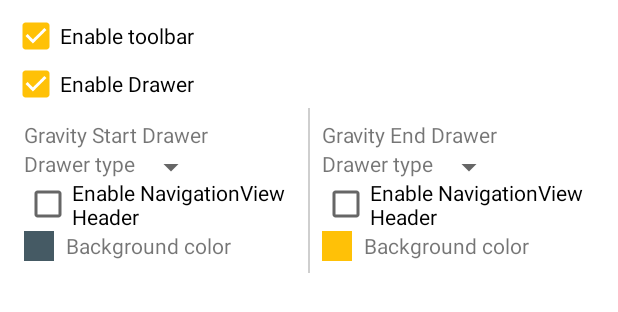
After one commit to ydrojen/underactivity, an Android app: the layout main.xml on its own in the app's theme, with its tools: preview values and no code run, on a phone screen of 412 x 824 dp. The commit adds this screen. Shown: the top 312 px of the screen. Run offline under Robolectric (Android 15) with nearby library versions, the phone set to English and light mode, and no system bars.

Commit message:
Main Sample xml

```diff
--- /dev/null
+++ b/sample/src/main/res/layout/main.xml
@@ -0,0 +1,168 @@
+<?xml version="1.0" encoding="utf-8"?>
+<android.support.v4.widget.NestedScrollView xmlns:android="http://schemas.android.com/apk/res/android"
+  android:layout_width="match_parent"
+  android:layout_height="match_parent">
+
+  <RelativeLayout
+    android:layout_width="match_parent"
+    android:layout_height="wrap_content"
+    android:padding="8dp">
+
+    <CheckBox
+      android:id="@+id/toolbar.enable"
+      android:layout_width="wrap_content"
+      android:layout_height="wrap_content"
+      android:text="@string/toolbar.enable"
+      android:checked="true"
+      android:layout_alignParentTop="true" />
+
+    <RelativeLayout
+      android:id="@+id/toolbar.configuration_container"
+      android:layout_width="match_parent"
+      android:layout_height="wrap_content"
+      android:layout_below="@+id/toolbar.enable">
+
+    </RelativeLayout>
+
+    <CheckBox
+      android:id="@+id/drawer.enable"
+      android:layout_width="wrap_content"
+      android:layout_height="wrap_content"
+      android:text="@string/drawer.enable"
+      android:checked="true"
+      android:layout_below="@+id/toolbar.configuration_container" />
+
+    <LinearLayout
+      android:id="@+id/drawer.configuration_container"
+      android:layout_width="match_parent"
+      android:layout_height="wrap_content"
+      android:orientation="horizontal"
+      android:layout_below="@+id/drawer.enable">
+
+      <RelativeLayout
+        android:layout_width="0dp"
+        android:layout_height="wrap_content"
+        android:layout_weight="1"
+        android:padding="8dp">
+        <TextView
+          android:id="@+id/drawer.start.title"
+          android:layout_width="wrap_content"
+          android:layout_height="wrap_content"
+          android:text="@string/drawer.start"
+          android:layout_alignParentTop="true" />
+
+        <TextView
+          android:id="@+id/drawer.start.type_selector.hint"
+          android:layout_width="wrap_content"
+          android:layout_height="wrap_content"
+          android:text="@string/drawer.type"
+          android:layout_below="@+id/drawer.start.title" />
+
+        <android.support.v7.widget.AppCompatSpinner
+          android:id="@+id/drawer.start.type_selector"
+          android:layout_width="wrap_content"
+          android:layout_height="wrap_content"
+          android:layout_below="@+id/drawer.start.title"
+          android:layout_toRightOf="@+id/drawer.start.type_selector.hint" />
+
+        <CheckBox
+          android:id="@+id/drawer.start.header"
+          android:layout_width="wrap_content"
+          android:layout_height="wrap_content"
+          android:text="@string/drawer.header"
+          android:layout_below="@+id/drawer.start.type_selector.hint" />
+
+
+
+        <LinearLayout
+          android:id="@+id/drawer.start.color.container"
+          android:layout_width="wrap_content"
+          android:layout_height="wrap_content"
+          android:layout_below="@+id/drawer.start.header"
+          android:gravity="center_vertical"
+          android:orientation="horizontal">
+
+          <View
+            android:id="@+id/drawer.start.color"
+            android:layout_height="20dp"
+            android:layout_width="20dp"
+            android:background="@color/primaryDarkColor"/>
+
+          <TextView
+            android:id="@+id/drawer.start.color.hint"
+            android:layout_marginLeft="8dp"
+            android:layout_width="wrap_content"
+            android:layout_height="wrap_content"
+            android:text="@string/drawer.color" />
+
+        </LinearLayout>
+      </RelativeLayout>
+
+      <View
+        android:layout_width="1dp"
+        android:layout_height="match_parent"
+        android:background="#30000000"/>
+
+      <RelativeLayout
+        android:layout_width="0dp"
+        android:layout_height="wrap_content"
+        android:layout_weight="1"
+        android:padding="8dp">
+        <TextView
+          android:id="@+id/drawer.end.title"
+          android:layout_width="wrap_content"
+          android:layout_height="wrap_content"
+          android:text="@string/drawer.end"
+          android:layout_alignParentTop="true" />
+
+        <TextView
+          android:id="@+id/drawer.end.type_selector.hint"
+          android:layout_width="wrap_content"
+          android:layout_height="wrap_content"
+          android:text="@string/drawer.type"
+          android:layout_below="@+id/drawer.end.title" />
+
+        <android.support.v7.widget.AppCompatSpinner
+          android:id="@+id/drawer.end.type_selector"
+          android:layout_width="wrap_content"
+          android:layout_height="wrap_content"
+          android:layout_below="@+id/drawer.end.title"
+          android:layout_toRightOf="@+id/drawer.end.type_selector.hint" />
+
+        <CheckBox
+          android:id="@+id/drawer.end.header"
+          android:layout_width="wrap_content"
+          android:layout_height="wrap_content"
+          android:text="@string/drawer.header"
+          android:layout_below="@+id/drawer.end.type_selector.hint" />
+
+        <LinearLayout
+          android:id="@+id/drawer.end.color.container"
+          android:layout_width="wrap_content"
+          android:layout_height="wrap_content"
+          android:layout_below="@+id/drawer.end.header"
+          android:gravity="center_vertical"
+          android:orientation="horizontal">
+
+          <View
+            android:id="@+id/drawer.end.color"
+            android:layout_height="20dp"
+            android:layout_width="20dp"
+            android:background="@color/accentColor"/>
+
+          <TextView
+            android:id="@+id/drawer.end.color.hint"
+            android:layout_marginLeft="8dp"
+            android:layout_width="wrap_content"
+            android:layout_height="wrap_content"
+            android:text="@string/drawer.color" />
+
+        </LinearLayout>
+
+        <!-- bg color -->
+      </RelativeLayout>
+
+    </LinearLayout>
+  </RelativeLayout>
+
+</android.support.v4.widget.NestedScrollView>
--- a/sample/src/main/res/values/strings.xml
+++ b/sample/src/main/res/values/strings.xml
@@ -82,4 +82,21 @@
   <string name="selector">Navigation Drawer from Resource</string>
 
   <string name="share_url" translatable="false">https://github.com/ydrojen/underactivity</string>
+
+
+  <!-- TEST -->
+  <string name="toolbar.enable">Enable toolbar</string>
+  <string name="drawer.enable">Enable Drawer</string>
+  <string name="drawer.start">"Gravity Start" Drawer</string>
+  <string name="drawer.end">"Gravity End" Drawer</string>
+  <string name="drawer.type">Drawer type</string>
+  <string name="drawer.header">Enable NavigationView Header</string>
+  <!--<string name="coordinator.enable">Enable CoordinatorLayout and AppBarLayout</string>-->
+  <!--<string name="tabs.enable">Enable Tabs in Toolbar</string>-->
+  <!--<string name="content.custom">Custom View/Resource</string>-->
+  <!--<string name="drawer.navigation_view">NavigationView</string>-->
+  <!--<string name="bg_color">Background color</string>-->
+  <!---->
+  <!--<string name="toolbar.back">Enable "Back" navigation</string>-->
+
 </resources>
--- /dev/null
+++ b/under-activity/src/main/res/values/strings.xml
@@ -0,0 +1,4 @@
+<?xml version="1.0" encoding="utf-8"?>
+<resources>
+  <string name="drawer.color">Background color</string>
+</resources>
```
